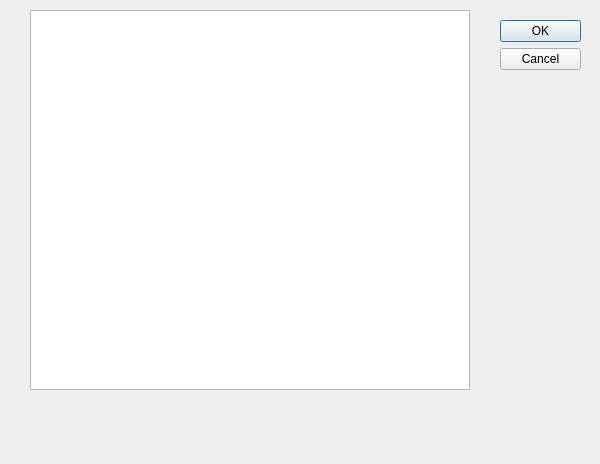
The window that ibridgesgui/ui_files/rescTree.ui (iBridges-for-iRODS/iBridges-GUI) describes before a commit, drawn with Qt 5.
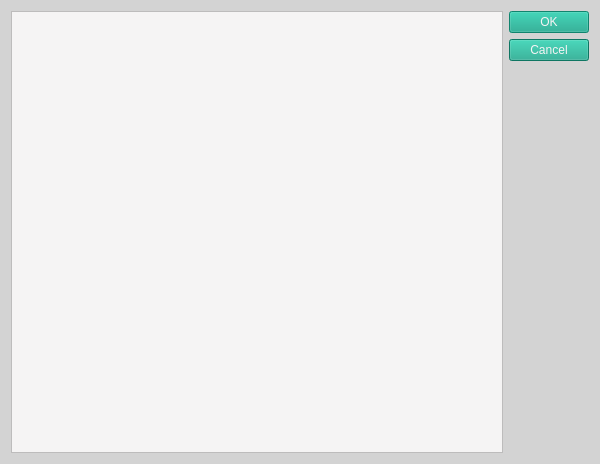
The same window after the commit.

Commit message: colour scheme

The edit to the form file:
```diff
--- a/ibridgesgui/ui_files/rescTree.ui
+++ b/ibridgesgui/ui_files/rescTree.ui
@@ -13,32 +13,41 @@
   <property name="windowTitle">
    <string>Dialog</string>
   </property>
-  <widget class="QDialogButtonBox" name="buttonBox">
-   <property name="geometry">
-    <rect>
-     <x>500</x>
-     <y>20</y>
-     <width>81</width>
-     <height>241</height>
-    </rect>
-   </property>
-   <property name="orientation">
-    <enum>Qt::Vertical</enum>
-   </property>
-   <property name="standardButtons">
-    <set>QDialogButtonBox::Cancel|QDialogButtonBox::Ok</set>
-   </property>
-  </widget>
-  <widget class="QTreeView" name="resc_view">
-   <property name="geometry">
-    <rect>
-     <x>30</x>
-     <y>10</y>
-     <width>440</width>
-     <height>380</height>
-    </rect>
-   </property>
-  </widget>
+  <property name="styleSheet">
+   <string notr="true">QWidget
+{
+     background-color: rgb(211,211,211);
+    color: rgb(88, 88, 90);
+    selection-background-color: rgb(21, 165, 137);
+    selection-color: rgb(245, 244, 244)
+}
+
+QTreeView
+{
+     background-color: rgb(245, 244, 244)
+}
+
+QPushButton
+{
+	background-color: rgb(21, 165, 137);
+    color: rgb(245, 244, 244);
+}</string>
+  </property>
+  <layout class="QHBoxLayout" name="horizontalLayout">
+   <item>
+    <widget class="QTreeView" name="resc_view"/>
+   </item>
+   <item>
+    <widget class="QDialogButtonBox" name="buttonBox">
+     <property name="orientation">
+      <enum>Qt::Vertical</enum>
+     </property>
+     <property name="standardButtons">
+      <set>QDialogButtonBox::Cancel|QDialogButtonBox::Ok</set>
+     </property>
+    </widget>
+   </item>
+  </layout>
  </widget>
  <resources/>
  <connections>
```
Left out of the diff: 32 changed lines with no effect on the pictures. The commit also changes 1 other file.
